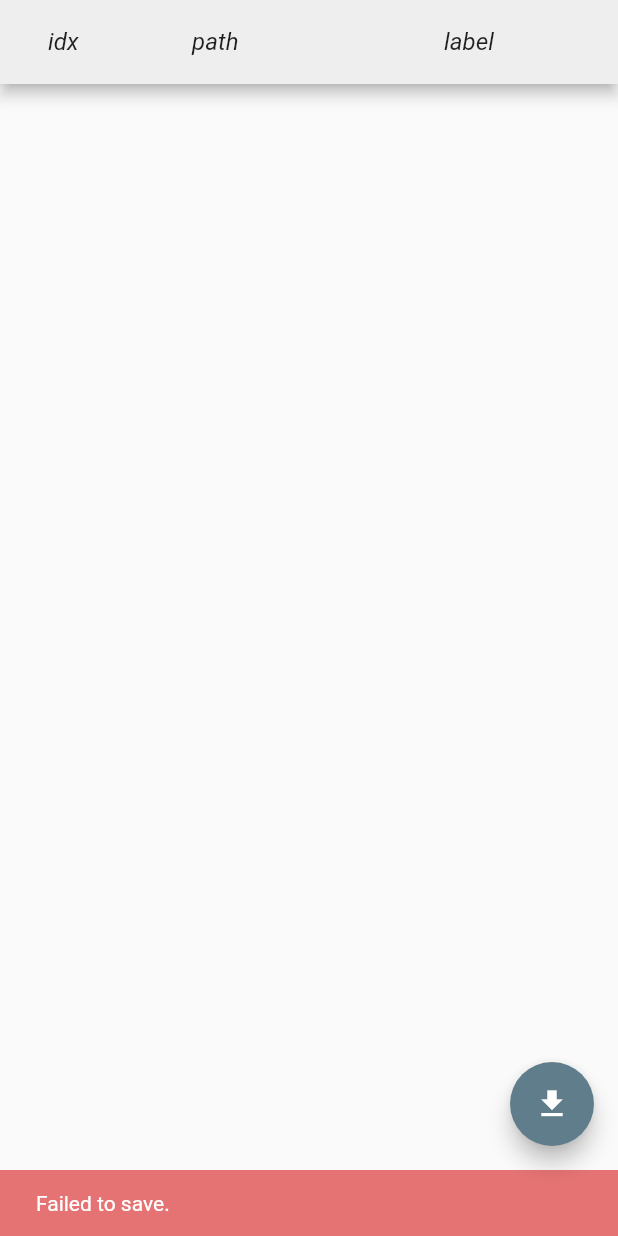
After one commit to kawa-yo/Laborales, a Flutter app: the TableView screen opened directly, after a tap on the "download" icon, on a phone screen of 412 x 824 dp. The commit adds this screen. Run offline on Flutter 3.47's test engine with Material 2 defaults, Android fonts, the light colour scheme and no system bars; our stand-ins replace csv, file_picker, flutter_hooks, flutter_riverpod, hooks_riverpod, shared_preferences; missing offline and left inert: flutter_treeview, macos_secure_bookmarks, split_view; accounts and stored records are empty.

Commit message:
save to csv file function added

```diff
--- a/lib/root/root_view.dart
+++ b/lib/root/root_view.dart
@@ -2,6 +2,7 @@ import 'package:flutter/material.dart';
 import 'package:flutter_hooks/flutter_hooks.dart';
 import 'package:hooks_riverpod/hooks_riverpod.dart';
 import 'package:laborales/home/home_view.dart';
+import 'package:laborales/table/table_view.dart';
 
 class RootView extends HookConsumerWidget {
   static const destinations = [
@@ -40,7 +41,7 @@ class RootView extends HookConsumerWidget {
 
   static const widgets = [
     HomeView(),
-    Text("table"),
+    TableView(),
     Text("settings"),
   ];
 
--- /dev/null
+++ b/lib/table/table_view.dart
@@ -0,0 +1,91 @@
+import 'package:flutter/material.dart';
+import 'package:flutter_riverpod/flutter_riverpod.dart';
+import 'package:laborales/home/gallery/photo/photo_view_model.dart';
+import 'package:laborales/table/table_view_model.dart';
+import 'package:laborales/themes/theme.dart';
+
+class TableView extends ConsumerWidget {
+  const TableView({super.key});
+
+  Widget tableRow(
+    String cell1,
+    String cell2,
+    String cell3, {
+    TextStyle? style,
+    Color? tileColor,
+  }) {
+    return ListTile(
+      tileColor: tileColor,
+      title: Row(
+        children: [
+          SizedBox(
+            width: 80,
+            child: Text(cell1, style: style),
+          ),
+          const VerticalDivider(thickness: 2),
+          Expanded(
+            flex: 2,
+            child: Text(cell2, style: style),
+          ),
+          Expanded(
+            flex: 1,
+            child: Text(cell3, style: style),
+          ),
+        ],
+      ),
+    );
+  }
+
+  @override
+  Widget build(BuildContext context, WidgetRef ref) {
+    var photosViewModel = ref.watch(photosProvider);
+    var photos = photosViewModel.list;
+    var labelOf = photosViewModel.labelOf;
+    return Scaffold(
+      appBar: AppBar(
+        backgroundColor: Colors.grey[200],
+        automaticallyImplyLeading: false,
+        title: tableRow(
+          "idx",
+          "path",
+          "label",
+          style: const TextStyle(
+            fontStyle: FontStyle.italic,
+          ),
+        ),
+      ),
+      body: ListView.builder(
+        cacheExtent: 1000,
+        itemCount: photos.length,
+        itemBuilder: (context, idx) {
+          var photo = photos[idx];
+          return tableRow(
+            "$idx",
+            photo.src.path,
+            labelOf(photo),
+            tileColor: idx % 2 == 0 ? Colors.grey[50] : primaryColor.shade50,
+          );
+        },
+      ),
+      floatingActionButton: FloatingActionButton(
+        tooltip: "download",
+        child: const Icon(Icons.download),
+        onPressed: () {
+          ref.read(tableProvider).saveToFile().then((saveFile) {
+            ScaffoldMessenger.of(context).showSnackBar(
+              saveFile == null
+                  ? SnackBar(
+                      content: const Text("Failed to save."),
+                      backgroundColor: Colors.red[300],
+                    )
+                  : SnackBar(
+                      content: Text("Succeeded in saving to ${saveFile.path}."),
+                      backgroundColor: Colors.green[300],
+                    ),
+            );
+          });
+        },
+      ),
+    );
+  }
+}
--- /dev/null
+++ b/lib/table/table_view_model.dart
@@ -0,0 +1,34 @@
+import 'dart:io';
+
+import 'package:file_picker/file_picker.dart';
+import 'package:flutter_riverpod/flutter_riverpod.dart';
+import 'package:laborales/home/gallery/photo/photo_view_model.dart';
+import 'package:laborales/home/labeler/labeler_view_model.dart';
+import 'package:laborales/launcher/launcher_view_model.dart';
+import 'package:laborales/table/table_model.dart';
+
+final tableProvider = Provider((ref) => TableViewModel(ref));
+
+class TableViewModel {
+  final Ref ref;
+  const TableViewModel(this.ref);
+
+  Future<File?> saveToFile() async {
+    var savePath = await FilePicker.platform.saveFile(
+      fileName: "output.csv",
+      allowedExtensions: ["csv"],
+    );
+    if (savePath == null) {
+      return null;
+    }
+    var photosViewModel = ref.read(photosProvider);
+    var photos = photosViewModel.list;
+    var labelOf_ = photosViewModel.labelOf;
+    var paths = photos.map((e) => e.src.path).toList();
+    var labels = photos.map((e) => labelOf_(e)).toList();
+    var file = File(savePath);
+
+    var success = await saveAsCSV(file, paths, labels);
+    return success ? file : null;
+  }
+}
--- a/pubspec.yaml
+++ b/pubspec.yaml
@@ -47,6 +47,7 @@ dependencies:
   badges: ^2.0.3
   flutter_hooks: ^0.18.5+1
   hooks_riverpod: ^2.1.3
+  csv: ^5.0.1
 
 dev_dependencies:
   flutter_test:
```
Also changed, not shown: lib/home/gallery/file_semi_grid/file_semi_grid_view_model.dart (+0 -14 lines), lib/table/table_model.dart (added, +44 -0 lines), pubspec.lock.
